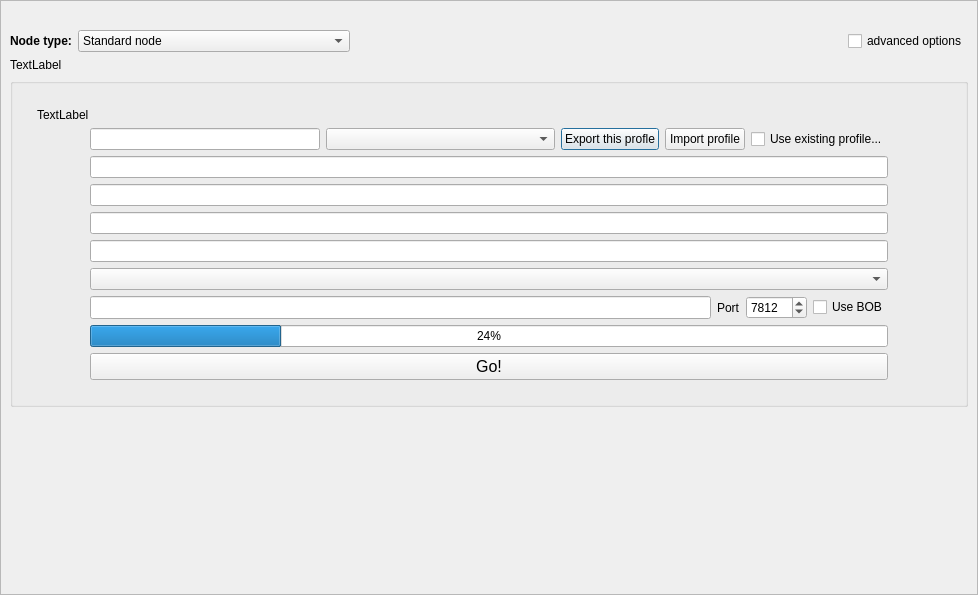
Old version of the form retroshare-gui/src/gui/GenCertDialog.ui in the repository RetroShare/RetroShare.
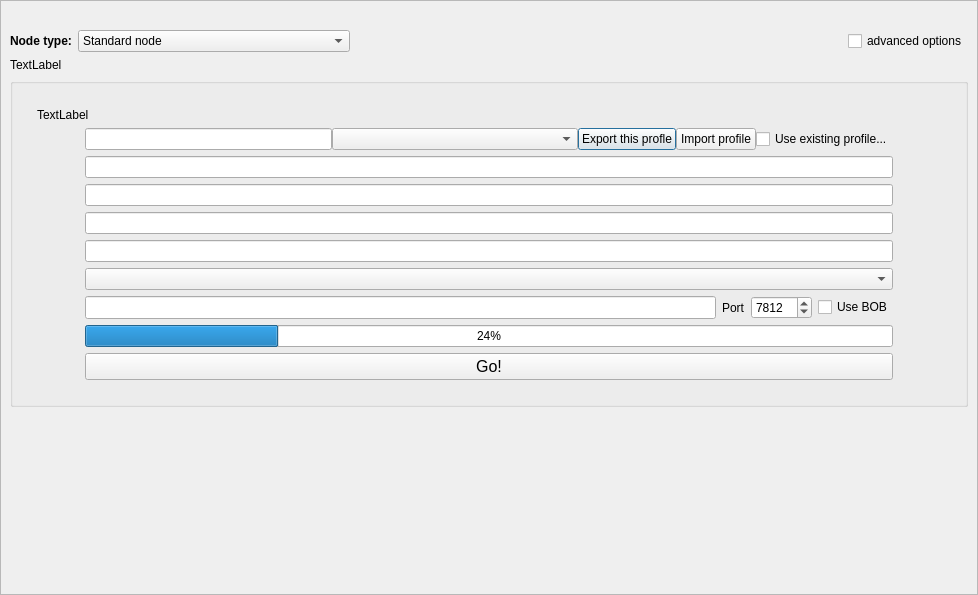
New version of the form. Icons and pictures are not drawn.

```diff
--- a/retroshare-gui/src/gui/GenCertDialog.ui
+++ b/retroshare-gui/src/gui/GenCertDialog.ui
@@ -183,6 +183,9 @@
            <property name="rightMargin">
             <number>40</number>
            </property>
+           <property name="horizontalSpacing">
+            <number>1</number>
+           </property>
            <item row="14" column="2">
             <widget class="QComboBox" name="keylength_comboBox">
              <property name="sizePolicy">
```
Left out of the diff: 8 changed lines with no effect on the pictures.
